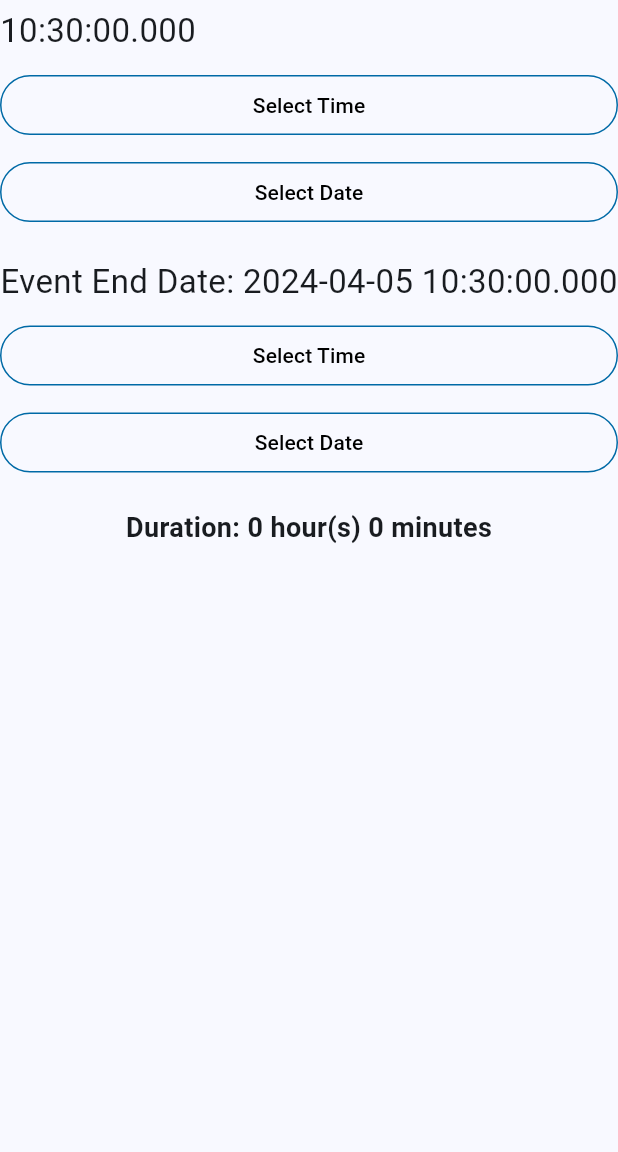
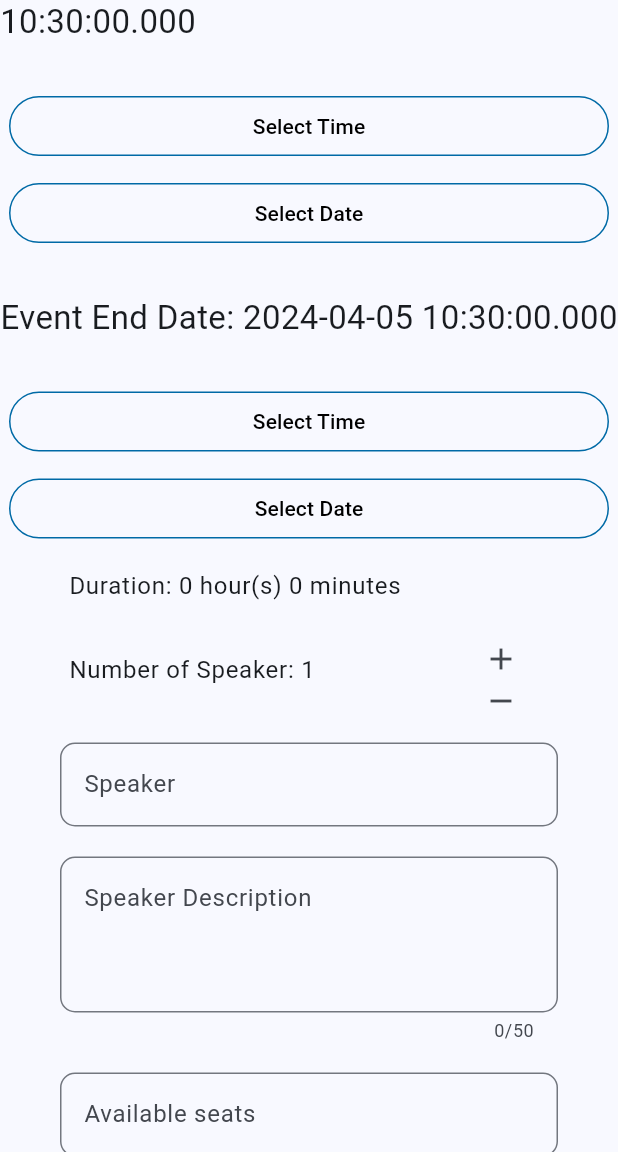
Before and after one commit to aranadham/E-QIU-Guidance-web, a Flutter app: the AddEventsDesktop screen opened directly, scrolled down 576 dp, on a phone screen of 412 x 824 dp, the part 84-1236 px from its top. Run offline on Flutter 3.47's test engine with Material 3 defaults, Android fonts, the light colour scheme and no system bars; our stand-ins replace cloud_firestore, firebase_auth, firebase_core, firebase_storage, shared_preferences, table_calendar; missing offline and left inert: woosmap_flutter; accounts and stored records are empty.

Commit message:
responsive

```diff
--- a/lib/View/desktop_view/staff view/add_event_desktop.dart
+++ b/lib/View/desktop_view/staff view/add_event_desktop.dart
@@ -1,7 +1,7 @@
 import 'package:e_qiu_guidance/Widgets/desktop_widgets/button_desktop.dart';
 import 'package:e_qiu_guidance/Widgets/desktop_widgets/navbar.dart';
 import 'package:e_qiu_guidance/Widgets/desktop_widgets/outlined_button_desktop.dart';
-import 'package:e_qiu_guidance/Widgets/desktop_widgets/textfield_desktop.dart';
+import 'package:e_qiu_guidance/Widgets/mobile_widgets/textfield.dart';
 import 'package:e_qiu_guidance/mycolors.dart';
 import 'package:flutter/material.dart';
 import 'package:provider/provider.dart';
@@ -28,6 +28,7 @@ class _AddEventsDesktopState extends State<AddEventsDesktop> {
     final controller = Provider.of<AddEventController>(context);
     return Scaffold(
       appBar: AppBar(
+        automaticallyImplyLeading: false,
         title: NavBar(),
         backgroundColor: blue,
       ),
@@ -40,54 +41,54 @@ class _AddEventsDesktopState extends State<AddEventsDesktop> {
               const SizedBox(
                 height: 30,
               ),
-              CustomTextFieldDesktop(
+              CustomTextField(
                 hint: "Event Title",
                 onChanged: (value) => controller.setTitle(value),
                 validator: controller.validateEventTitle,
               ),
-              CustomTextFieldDesktop(
+              CustomTextField(
                 hint: "Event Description",
                 onChanged: (value) => controller.setDescription(value),
                 validator: controller.validateEventDescription,
                 maxLine: 3,
                 maxLength: 100,
               ),
-              CustomTextFieldDesktop(
+              CustomTextField(
                 hint: "Event Type",
                 onChanged: (value) => controller.setType(value),
                 validator: controller.validateEventType,
               ),
-              Row(
-                mainAxisAlignment: MainAxisAlignment.center,
-                children: [
-                  Radio(
+              Padding(
+                padding: const EdgeInsets.symmetric(horizontal: 40),
+                child: RadioListTile(
+                  title: const Text('Public'),
+                  activeColor: const Color.fromARGB(255, 0, 174, 239),
                   value: 1,
                   groupValue: controller.selectedRadio,
                   onChanged: (value) {
                     controller.setSelectedRadio(value!);
                   },
                 ),
-                  const Text('Public'),
-                  const SizedBox(
-                    width: 20,
               ),
-                  Radio(
+              Padding(
+                padding: const EdgeInsets.symmetric(horizontal: 40),
+                child: RadioListTile(
+                  title: const Text('Private'),
+                  activeColor: const Color.fromARGB(255, 0, 174, 239),
                   value: 2,
                   groupValue: controller.selectedRadio,
                   onChanged: (value) {
                     controller.setSelectedRadio(value!);
                   },
                 ),
-                  const Text('Private'),
-                ],
               ),
-              CustomTextFieldDesktop(
+              CustomTextField(
                 hint: "Event Venue",
                 onChanged: (value) => controller.setVenue(value),
                 validator: controller.validateEventVenue,
               ),
               const SizedBox(
-                height: 10,
+                height: 20,
               ),
               Padding(
                 padding: const EdgeInsets.symmetric(vertical: 10),
@@ -95,6 +96,9 @@ class _AddEventsDesktopState extends State<AddEventsDesktop> {
                   "Event Start Date: ${controller.selectedStartDateTime}",
                   style: const TextStyle(fontSize: 22),
                 ),
+              ),
+              const SizedBox(
+                height: 20,
               ),
               OutlinedBtnDesktop(
                 text: "Select Time",
@@ -112,7 +116,7 @@ class _AddEventsDesktopState extends State<AddEventsDesktop> {
                 },
               ),
               const SizedBox(
-                height: 10,
+                height: 20,
               ),
               Padding(
                 padding: const EdgeInsets.symmetric(vertical: 10),
@@ -120,6 +124,9 @@ class _AddEventsDesktopState extends State<AddEventsDesktop> {
                   "Event End Date: ${controller.selectedEndDateTime}",
                   style: const TextStyle(fontSize: 22),
                 ),
+              ),
+              const SizedBox(
+                height: 20,
               ),
               OutlinedBtnDesktop(
                 text: "Select Time",
@@ -136,19 +143,15 @@ class _AddEventsDesktopState extends State<AddEventsDesktop> {
                   controller.pickEndDate(context);
                 },
               ),
-              const SizedBox(
-                height: 20,
+              Padding(
+                padding: const EdgeInsets.symmetric(horizontal: 30),
+                child: ListTile(
+                  title:
+                      Text("Duration: ${controller.calculateEventDuration()}"),
                 ),
-              Text(
-                "Duration: ${controller.calculateEventDuration()}",
-                style:
-                    const TextStyle(fontWeight: FontWeight.bold, fontSize: 18),
-              ),
-              const SizedBox(
-                height: 10,
               ),
               Padding(
-                padding: const EdgeInsets.symmetric(horizontal: 520),
+                padding: const EdgeInsets.symmetric(horizontal: 30),
                 child: ListTile(
                   title: Text(
                       "Number of Speaker: ${controller.speakersData.length}"),
@@ -182,14 +185,14 @@ class _AddEventsDesktopState extends State<AddEventsDesktop> {
                   index++)
                 Column(
                   children: [
-                    CustomTextFieldDesktop(
+                    CustomTextField(
                       hint: controller.speakersData[index]['Speaker'],
                       onChanged: (value) {
                         controller.setSpeaker(index, value);
                       },
                       validator: controller.validateEventSpeaker,
                     ),
-                    CustomTextFieldDesktop(
+                    CustomTextField(
                       hint: controller.speakersData[index]['Description'],
                       onChanged: (value) {
                         controller.setSpeakerDescription(index, value);
@@ -200,13 +203,13 @@ class _AddEventsDesktopState extends State<AddEventsDesktop> {
                     ),
                   ],
                 ),
-              CustomTextFieldDesktop(
+              CustomTextField(
                 hint: "Available seats",
                 keyboard: TextInputType.number,
                 onChanged: (value) =>
                     controller.setAvailableSeats(int.parse(value)),
               ),
-              CustomTextFieldDesktop(
+              CustomTextField(
                 hint: "Reserved Seats",
                 keyboard: TextInputType.number,
                 onChanged: (value) =>
@@ -217,7 +220,7 @@ class _AddEventsDesktopState extends State<AddEventsDesktop> {
               ),
               BtnDesktop(
                 text: "Add Event",
-                fontsize: 18,
+                fontSize: 18,
                 onPressed: () {
                   if (addEventKey.currentState?.validate() ?? false) {
                     controller.addEvent(context);
--- a/lib/View/desktop_view/staff view/manage_events_desktop.dart
+++ b/lib/View/desktop_view/staff view/manage_events_desktop.dart
@@ -18,6 +18,7 @@ class ManageEventsDesktop extends StatelessWidget {
     final fetch = Provider.of<FetchController>(context);
     return Scaffold(
       appBar: AppBar(
+        automaticallyImplyLeading: false,
         title: NavBar(),
         backgroundColor: blue,
       ),
--- a/lib/View/desktop_view/staff view/register_staff_desktop.dart
+++ b/lib/View/desktop_view/staff view/register_staff_desktop.dart
@@ -22,6 +22,7 @@ class _RegisterStaffDesktopState extends State<RegisterStaffDesktop> {
 
     return Scaffold(
       appBar: AppBar(
+        automaticallyImplyLeading: false,
         title: NavBar(),
         backgroundColor: blue,
       ),
--- a/lib/View/desktop_view/staff view/register_student_desktop.dart
+++ b/lib/View/desktop_view/staff view/register_student_desktop.dart
@@ -22,6 +22,7 @@ class _RegisterStudentDesktopState extends State<RegisterStudentDesktop> {
 
     return Scaffold(
       appBar: AppBar(
+        automaticallyImplyLeading: false,
         title: NavBar(),
         backgroundColor: blue,
       ),
--- a/lib/View/mobile_view/view_map.dart
+++ b/lib/View/mobile_view/view_map.dart
@@ -20,7 +20,7 @@ class _ViewMapState extends State<ViewMap> {
         child: Column(
           mainAxisSize: MainAxisSize.max,
           crossAxisAlignment: CrossAxisAlignment.stretch,
-          children:[
+          children: [
             Expanded(
               child: Align(
                 alignment: const AlignmentDirectional(-1, -1),
--- a/lib/Widgets/desktop_widgets/outlined_button_desktop.dart
+++ b/lib/Widgets/desktop_widgets/outlined_button_desktop.dart
@@ -20,7 +20,7 @@ class OutlinedBtnDesktop extends StatelessWidget {
         side: const BorderSide(
           color: blue,
         ),
-        fixedSize: const Size(800, 40),
+        fixedSize: const Size(400, 40),
         foregroundColor: Colors.black,
       ),
       child: Text(
--- a/lib/Widgets/desktop_widgets/textfield_desktop.dart
+++ b/lib/Widgets/desktop_widgets/textfield_desktop.dart
@@ -32,12 +32,11 @@ class CustomTextFieldDesktop extends StatelessWidget {
   @override
   Widget build(BuildContext context) {
     return Padding(
-      padding: const EdgeInsets.symmetric(horizontal: 540, vertical: 20),
+      padding: const EdgeInsets.symmetric(horizontal:320, vertical: 10),
       child: TextFormField(
         maxLines: maxLine ?? 1,
         maxLength: maxLength,
         initialValue: initialValue,
-
         onChanged: onChanged,
         controller: controller,
         validator: validator,
@@ -60,6 +59,7 @@ class CustomTextFieldDesktop extends StatelessWidget {
               color: blue,
             ),
           ),
+          contentPadding: const EdgeInsets.symmetric(vertical: 25, horizontal: 20),
         ),
       ),
     );
--- a/pubspec.yaml
+++ b/pubspec.yaml
@@ -45,8 +45,6 @@ dependencies:
   latlong2: ^0.9.0
   woosmap_flutter: ^1.2.1
   shared_preferences: ^2.2.2
-  webview_flutter: ^4.5.0
-
 dev_dependencies:
   flutter_test:
     sdk: flutter
```
Also changed, not shown: lib/Controller/Staff_controllers/edit_event_controller.dart (+7 -1 lines), lib/View/desktop_view/login_desktop.dart (+11 -9 lines), lib/View/desktop_view/staff view/edit_event_desktop.dart (added, +167 -0 lines), lib/Widgets/desktop_widgets/button_desktop.dart (+10 -8 lines), pubspec.lock, 8 other files. Lines whose indentation alone changed are shown as unchanged.
